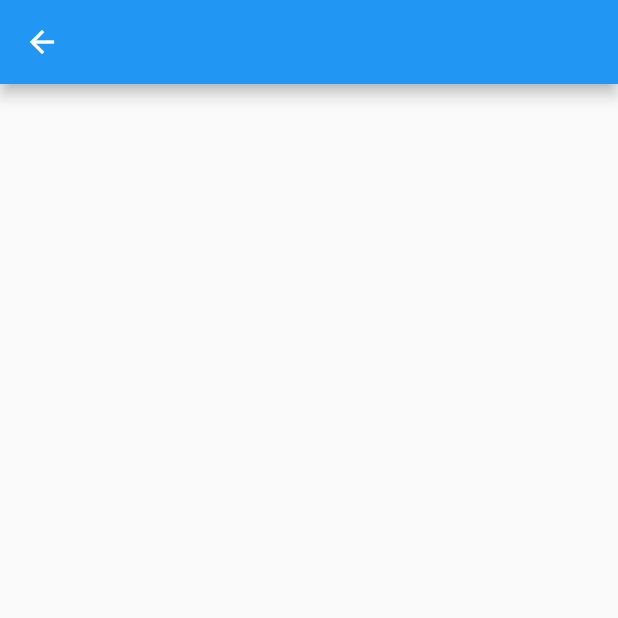
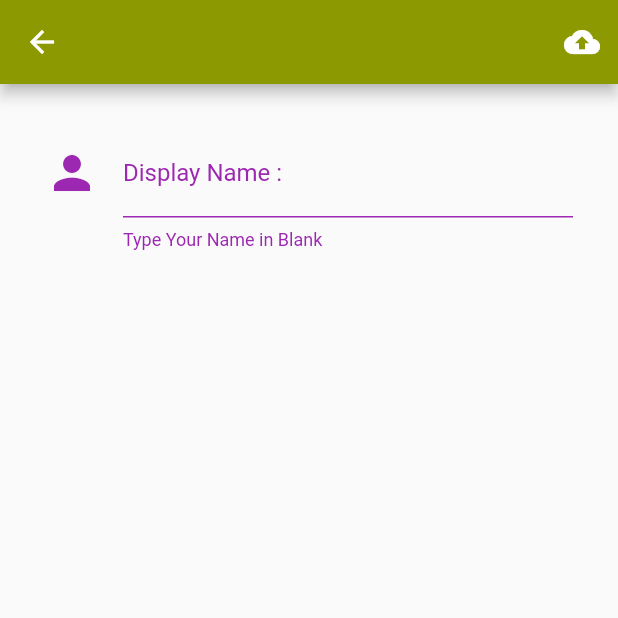
Before and after one commit to masterUNG/UngProduct_12Feb20, a Flutter app: the Register screen opened directly, on a phone screen of 412 x 824 dp, the top half of it. Run offline on Flutter 3.47's test engine with Material 2 defaults, Android fonts, the light colour scheme and no system bars.

Commit message:
finish 12feb

```diff
--- a/lib/main.dart
+++ b/lib/main.dart
@@ -8,7 +8,7 @@ void main() {
 class MyApp extends StatelessWidget {
   @override
   Widget build(BuildContext context) {
-    return MaterialApp(
+    return MaterialApp(debugShowCheckedModeBanner: false,
       home: Authen(),
     );
   }
--- a/lib/widget/authen.dart
+++ b/lib/widget/authen.dart
@@ -1,5 +1,6 @@
 import 'package:flutter/material.dart';
 import 'package:ungproduct/utility/my_style.dart';
+import 'package:ungproduct/widget/register.dart';
 
 class Authen extends StatefulWidget {
   @override
@@ -77,7 +78,15 @@ class _AuthenState extends State<Authen> {
         'Sign Up',
         style: TextStyle(color: MyStyle().textColor),
       ),
-      onPressed: () {},
+      onPressed: () {
+        print('You Click SignUp');
+
+        MaterialPageRoute materialPageRoute =
+            MaterialPageRoute(builder: (BuildContext buildContext) {
+          return Register();
+        });
+        Navigator.of(context).push(materialPageRoute);
+      },
     );
   }
 
@@ -105,7 +114,8 @@ class _AuthenState extends State<Authen> {
       body: Container(
         decoration: BoxDecoration(
           gradient: RadialGradient(
-            colors: <Color>[Colors.white, MyStyle().mainColor],radius: 1.0,
+            colors: <Color>[Colors.white, MyStyle().mainColor],
+            radius: 1.0,
           ),
         ),
         child: Center(
--- a/lib/widget/register.dart
+++ b/lib/widget/register.dart
@@ -1,6 +1,5 @@
 import 'package:flutter/material.dart';
-
-
+import 'package:ungproduct/utility/my_style.dart';
 
 class Register extends StatefulWidget {
   @override
@@ -8,10 +7,51 @@ class Register extends StatefulWidget {
 }
 
 class _RegisterState extends State<Register> {
+  // Field
+
+  // Method
+
+  Widget nameForm() {
+    Color color = Colors.purple;
+    return TextField(
+      decoration: InputDecoration(
+        enabledBorder: UnderlineInputBorder(
+          borderSide: BorderSide(color: color),
+        ),
+        helperStyle: TextStyle(color: color),
+        helperText: 'Type Your Name in Blank',
+        labelStyle: TextStyle(color: color),
+        labelText: 'Display Name :',
+        icon: Icon(
+          Icons.person,
+          size: 36.0,
+          color: color,
+        ),
+      ),
+    );
+  }
+
+  Widget registerButton() {
+    return IconButton(
+      tooltip: 'Upload To Server',
+      icon: Icon(Icons.cloud_upload),
+      onPressed: () {},
+    );
+  }
+
   @override
   Widget build(BuildContext context) {
     return Scaffold(
-      appBar: AppBar(),
+      body: ListView(
+        padding: EdgeInsets.all(30.0),
+        children: <Widget>[
+          nameForm(),
+        ],
+      ),
+      appBar: AppBar(
+        actions: <Widget>[registerButton()],
+        backgroundColor: MyStyle().textColor,
+      ),
     );
   }
 }
```
